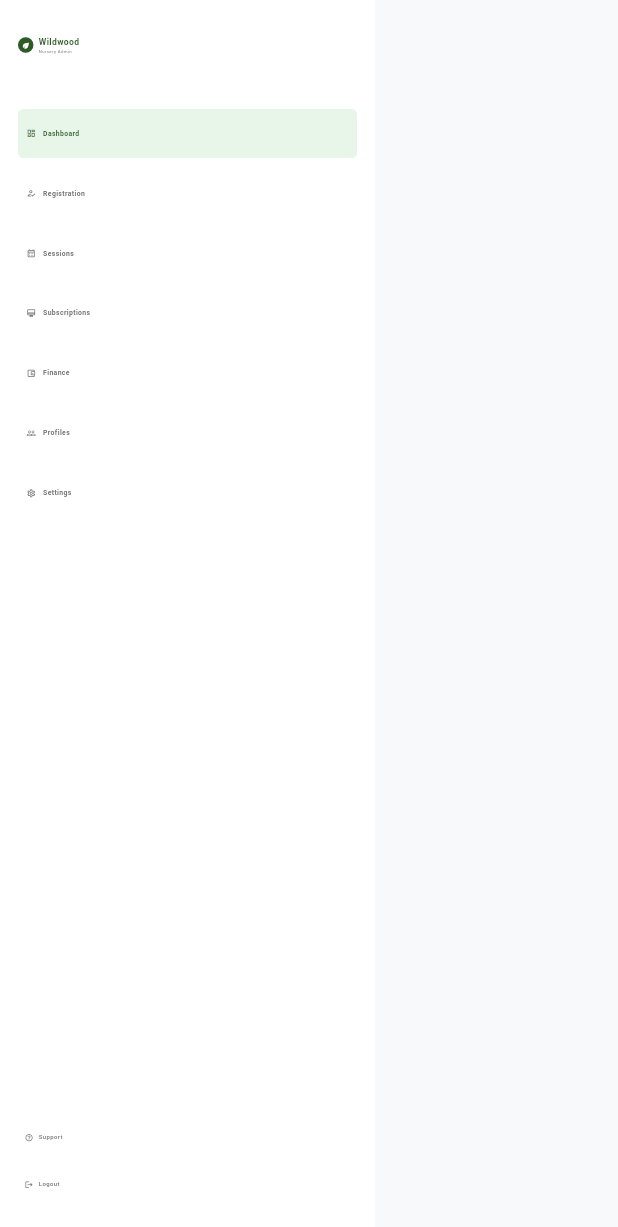
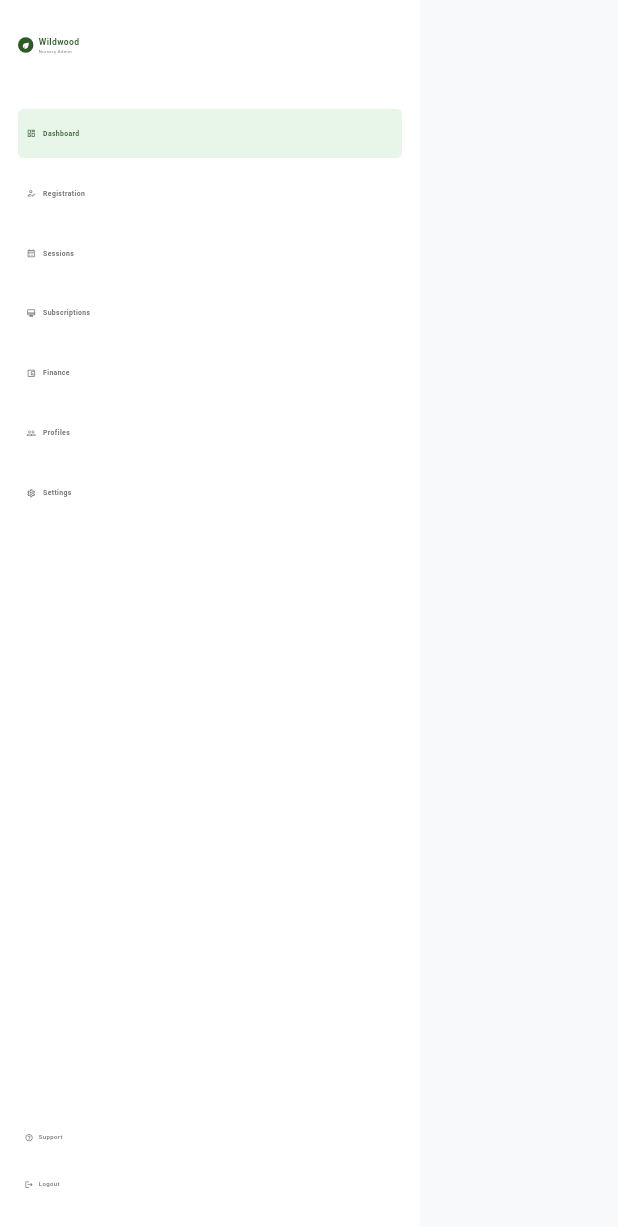
Before and after one commit to soutAhmedTayseer/Nursery-Management-System, a Flutter app: the AdminSidebar widget shown alone on an empty page, opened directly, on a phone screen of 412 x 824 dp. Shown: the top 1227 px of the screen. Run offline on Flutter 3.47's test engine with Material 3 defaults, Android fonts, the phone set to English and light mode, and no system bars; our stand-ins replace easy_localization, flutter_bloc, flutter_screenutil, get_it, lottie; missing offline and left inert: nursery_shared, window_manager; project files that could hold a hidden picture were left out.

Commit message:
Remove global top app bar, fix sidebar text overflow
Search/Scan QR bar dropped from every screen to free vertical space —
will be re-added per-screen where actually needed. Compact layout keeps a
small floating menu button so the drawer is still reachable without it.

Sidebar labels (menu items, brand name, bottom actions) now wrap in
Expanded + ellipsis instead of overflowing when a translation is longer
than the fixed rail width.

```diff
--- a/lib/features/admin_main_layout/presentation/widgets/admin_sidebar.dart
+++ b/lib/features/admin_main_layout/presentation/widgets/admin_sidebar.dart
@@ -17,7 +17,7 @@ class AdminSidebar extends StatelessWidget {
 
   final bool forceFull;
 
-  static const double _fullWidth = 250;
+  static const double _fullWidth = 280;
   static const double _railWidth = 72;
 
   @override
@@ -54,12 +54,14 @@ class AdminSidebar extends StatelessWidget {
                       child: Icon(Icons.eco, color: Colors.white, size: 20.w),
                     ),
                     SizedBox(width: 12.w),
-                    Column(
-                      crossAxisAlignment: CrossAxisAlignment.start,
-                      children: [
-                        Text('sidebar_brand_name'.tr(), style: TextStyle(fontSize: 20.sp, fontWeight: FontWeight.bold, color: AppColors.darkGreen)),
-                        Text('sidebar_brand_subtitle'.tr(), style: TextStyle(fontSize: 10.sp, color: Colors.grey.shade600)),
-                      ],
+                    Expanded(
+                      child: Column(
+                        crossAxisAlignment: CrossAxisAlignment.start,
+                        children: [
+                          Text('sidebar_brand_name'.tr(), overflow: TextOverflow.ellipsis, style: TextStyle(fontSize: 20.sp, fontWeight: FontWeight.bold, color: AppColors.darkGreen)),
+                          Text('sidebar_brand_subtitle'.tr(), overflow: TextOverflow.ellipsis, style: TextStyle(fontSize: 10.sp, color: Colors.grey.shade600)),
+                        ],
+                      ),
                     ),
                   ],
                 )
@@ -117,7 +119,9 @@ class AdminSidebar extends StatelessWidget {
                 children: [
                   iconWidget,
                   SizedBox(width: 12.w),
-                  Text(title, style: TextStyle(fontSize: 14.sp, color: Colors.grey.shade600, fontWeight: FontWeight.w500)),
+                  Expanded(
+                    child: Text(title, overflow: TextOverflow.ellipsis, style: TextStyle(fontSize: 14.sp, color: Colors.grey.shade600, fontWeight: FontWeight.w500)),
+                  ),
                 ],
               ),
       ),
--- a/lib/features/admin_main_layout/presentation/widgets/sidebar_item.dart
+++ b/lib/features/admin_main_layout/presentation/widgets/sidebar_item.dart
@@ -41,12 +41,15 @@ class SidebarItem extends StatelessWidget {
                 children: [
                   iconWidget,
                   SizedBox(width: 16.w),
-                  Text(
-                    title,
-                    style: TextStyle(
-                      fontSize: 16.sp,
-                      fontWeight: isSelected ? FontWeight.bold : FontWeight.w600,
-                      color: isSelected ? AppColors.darkGreen : Colors.grey.shade600,
+                  Expanded(
+                    child: Text(
+                      title,
+                      overflow: TextOverflow.ellipsis,
+                      style: TextStyle(
+                        fontSize: 16.sp,
+                        fontWeight: isSelected ? FontWeight.bold : FontWeight.w600,
+                        color: isSelected ? AppColors.darkGreen : Colors.grey.shade600,
+                      ),
                     ),
                   ),
                 ],
```
Also changed, not shown: lib/features/admin_main_layout/presentation/screens/admin_main_layout_screen.dart (+20 -9 lines).
